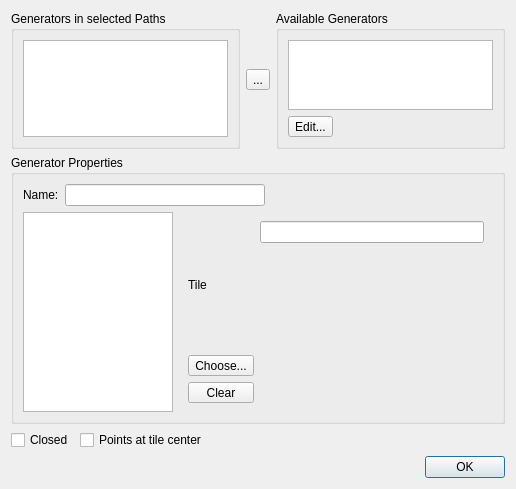
This is src/tiled/pathpropertiesdialog.ui in timbaker/tiled as Qt 5 draws it before an edit. The edited form follows.
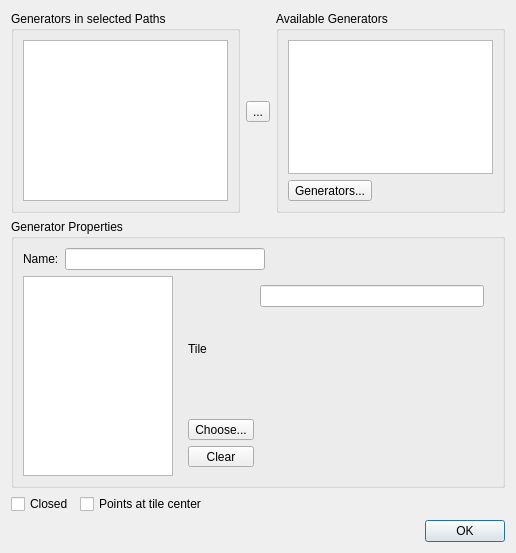
This is the edited form. Icons and pictures are not drawn.

Commit message: Save/restore the geometry of the Path dialogs.

Patch:
```diff
--- a/src/tiled/pathpropertiesdialog.ui
+++ b/src/tiled/pathpropertiesdialog.ui
@@ -7,13 +7,13 @@
     <x>0</x>
     <y>0</y>
     <width>516</width>
-    <height>478</height>
+    <height>553</height>
    </rect>
   </property>
   <property name="windowTitle">
    <string>Path Properties</string>
   </property>
-  <layout class="QGridLayout" name="gridLayout">
+  <layout class="QGridLayout" name="gridLayout" rowstretch="1,0,0,0">
    <item row="0" column="0" colspan="2">
     <layout class="QHBoxLayout" name="horizontalLayout_2">
      <item>
@@ -60,7 +60,7 @@
           <item>
            <widget class="QToolButton" name="generatorsDialog">
             <property name="text">
-             <string>Edit...</string>
+             <string>Generators...</string>
             </property>
            </widget>
           </item>
```
The commit also changes 4 other files.
